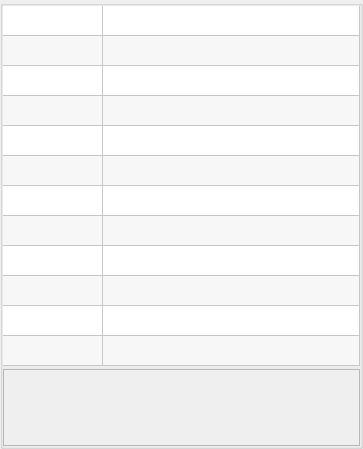
Before: the Qt Designer form source/wnd/ui/mrqinfo.ui in ww4u/megarobostudio, drawn with Qt 5.
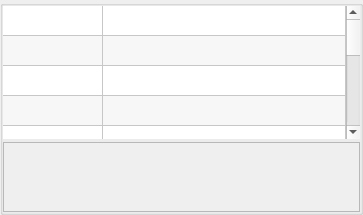
After: the same form once the commit is applied.

```diff
--- a/source/wnd/ui/mrqinfo.ui
+++ b/source/wnd/ui/mrqinfo.ui
@@ -7,7 +7,7 @@
     <x>0</x>
     <y>0</y>
     <width>363</width>
-    <height>449</height>
+    <height>215</height>
    </rect>
   </property>
   <property name="windowTitle">
@@ -58,7 +58,7 @@
         <property name="minimumSize">
          <size>
           <width>0</width>
-          <height>360</height>
+          <height>0</height>
          </size>
         </property>
         <property name="font">
@@ -127,7 +127,7 @@
            <x>0</x>
            <y>0</y>
            <width>359</width>
-           <height>82</height>
+           <height>69</height>
           </rect>
          </property>
          <layout class="QVBoxLayout" name="verticalLayout_2">
```
Left out of the diff: 2 changed lines with no effect on the pictures.
